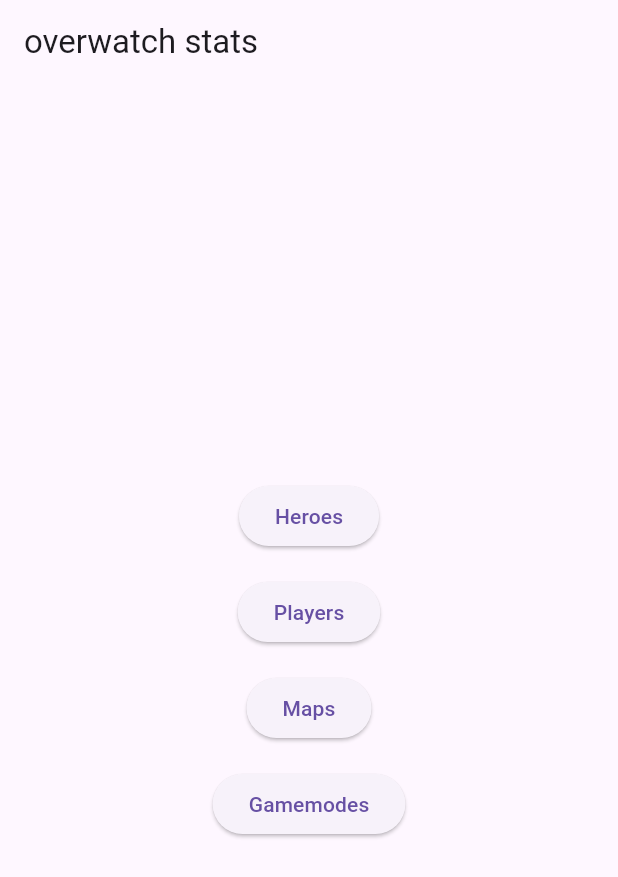
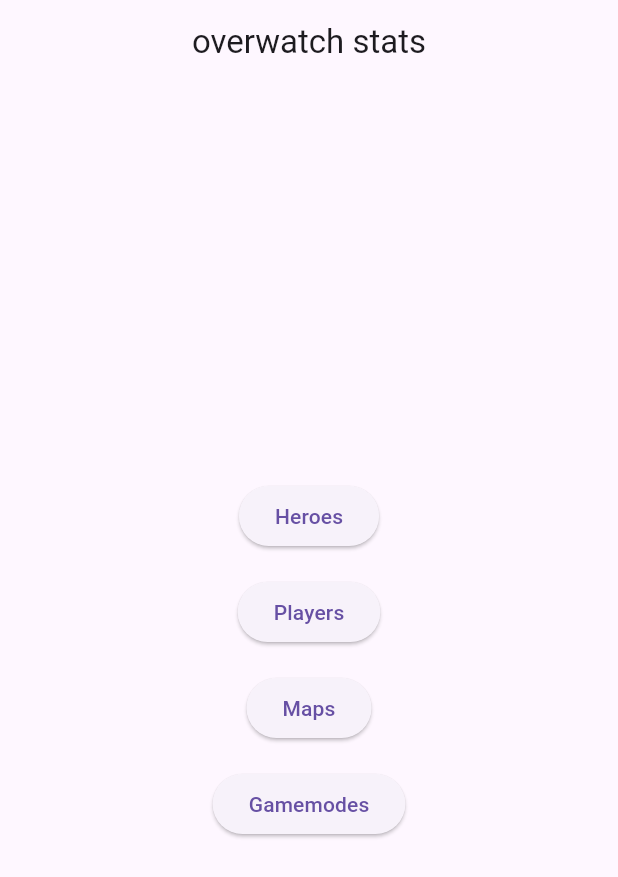
Before and after one commit to calvinb552/overwatch-data-app, a Flutter app: the screen it shows after launch, on a phone screen of 412 x 824 dp. Shown: the top 877 px of the screen. Run offline on Flutter 3.47's test engine with Material 3 defaults, Android fonts, the phone set to English and light mode, and no system bars.

```diff
--- a/lib/pages/heros_page.dart
+++ b/lib/pages/heros_page.dart
@@ -46,7 +46,11 @@
   @override
   Widget build(BuildContext context) {
     return Scaffold(
-      appBar: AppBar(title: const Text('Heroes Page')),
+      backgroundColor: Color.fromARGB(255, 254, 204, 204),
+      appBar: AppBar(
+        title: const Text('Heroes Page'),
+        centerTitle: true,
+        backgroundColor: Colors.redAccent,),
       body: FutureBuilder<List<Hero>>(
         future: _heroesFuture,
         builder: (context, snapshot) {
--- a/lib/pages/home_page.dart
+++ b/lib/pages/home_page.dart
@@ -17,7 +17,9 @@
   @override
   Widget build(BuildContext context) {
     return Scaffold(
-      appBar: AppBar(title: const Text('overwatch stats'),),
+      appBar: AppBar(
+        title: const Text('overwatch stats'),
+        centerTitle: true,),
       body: Center(
         child: Column(
           mainAxisAlignment: MainAxisAlignment.center,
```
Also changed, not shown: lib/pages/maps_page.dart (+25 -3 lines).
